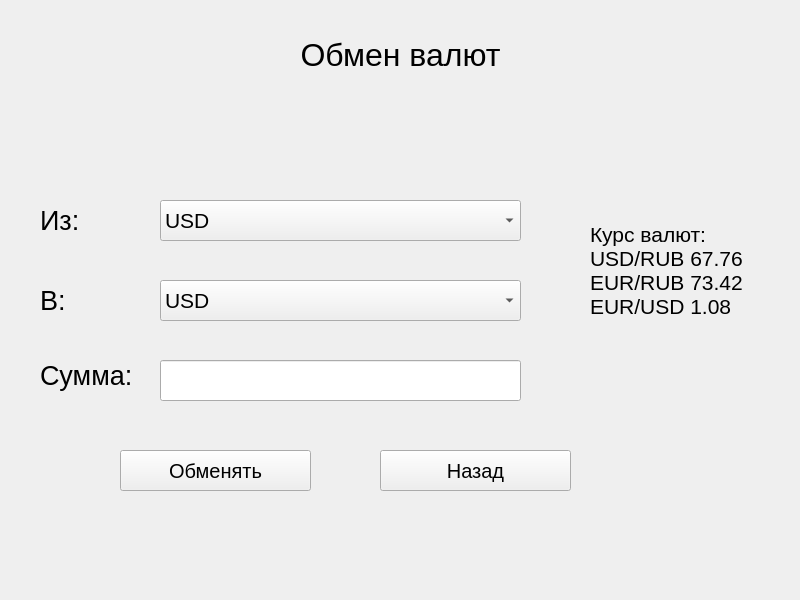
Before: the Qt Designer form bank_app/windows/ui/currency_exchange.ui in zektorum/bank-app, drawn with Qt 5.
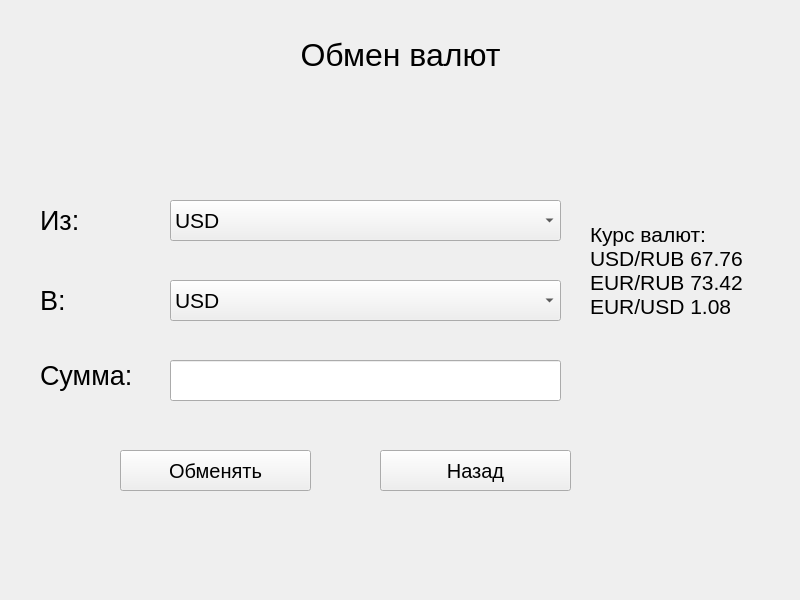
After: the same form once the commit is applied.

Patch:
```diff
--- a/bank_app/windows/ui/currency_exchange.ui
+++ b/bank_app/windows/ui/currency_exchange.ui
@@ -80,9 +80,9 @@
    <widget class="QComboBox" name="currencyFromComboBox">
     <property name="geometry">
      <rect>
-      <x>160</x>
+      <x>170</x>
       <y>200</y>
-      <width>361</width>
+      <width>391</width>
       <height>41</height>
      </rect>
     </property>
@@ -110,9 +110,9 @@
    <widget class="QComboBox" name="currencyToComboBox">
     <property name="geometry">
      <rect>
-      <x>160</x>
+      <x>170</x>
       <y>280</y>
-      <width>361</width>
+      <width>391</width>
       <height>41</height>
      </rect>
     </property>
@@ -158,9 +158,9 @@
    <widget class="QLineEdit" name="amountLineEdit">
     <property name="geometry">
      <rect>
-      <x>160</x>
+      <x>170</x>
       <y>360</y>
-      <width>361</width>
+      <width>391</width>
       <height>41</height>
      </rect>
     </property>
```
